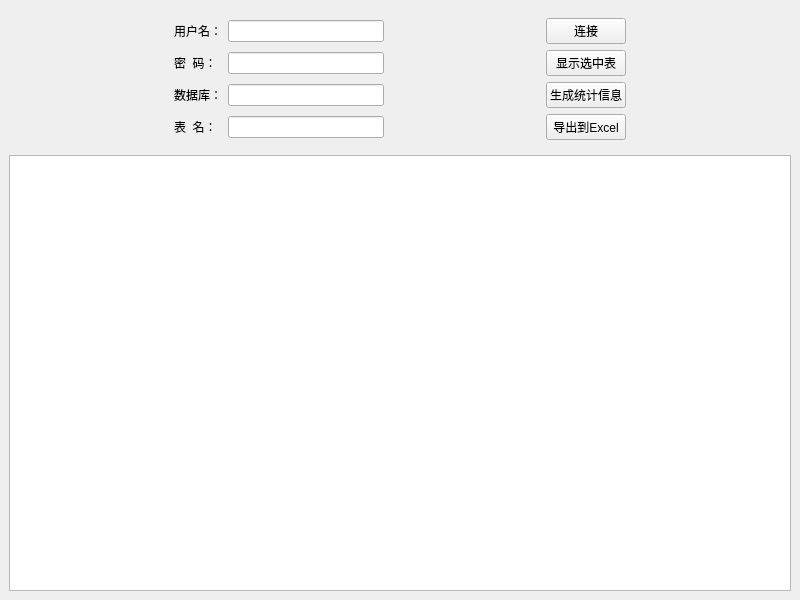
First picture: the form in TaiShi/mainwindow.ui, repository lyxiong0/xingyun-client, before the edit.
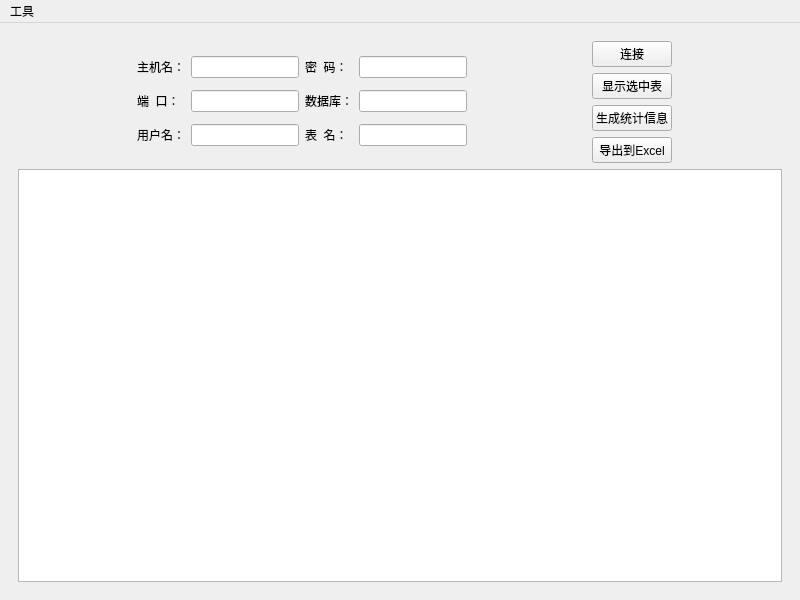
Second picture: the form after the edit.

Diff of the .ui file:
```diff
--- a/TaiShi/mainwindow.ui
+++ b/TaiShi/mainwindow.ui
@@ -14,139 +14,211 @@
    <string>态势平台桌面客户端</string>
   </property>
   <widget class="QWidget" name="centralwidget">
-   <layout class="QVBoxLayout" name="verticalLayout">
-    <item>
+   <layout class="QGridLayout" name="gridLayout_2">
+    <item row="0" column="0">
      <widget class="QWidget" name="widget" native="true">
-      <layout class="QGridLayout" name="gridLayout">
-       <item row="2" column="1">
-        <widget class="QLabel" name="label_4">
-         <property name="text">
-          <string>数据库：</string>
-         </property>
+      <layout class="QGridLayout" name="gridLayout_4">
+       <item row="0" column="1" rowspan="4">
+        <widget class="QWidget" name="widget_2" native="true">
+         <layout class="QGridLayout" name="gridLayout">
+          <item row="0" column="0">
+           <widget class="QLabel" name="label_5">
+            <property name="text">
+             <string>主机名：</string>
+            </property>
+           </widget>
+          </item>
+          <item row="0" column="1">
+           <widget class="QLineEdit" name="editHostName">
+            <property name="text">
+             <string/>
+            </property>
+            <property name="echoMode">
+             <enum>QLineEdit::Normal</enum>
+            </property>
+           </widget>
+          </item>
+          <item row="0" column="2">
+           <widget class="QLabel" name="label_2">
+            <property name="text">
+             <string>密  码：</string>
+            </property>
+           </widget>
+          </item>
+          <item row="0" column="3">
+           <widget class="QLineEdit" name="editPassword">
+            <property name="text">
+             <string/>
+            </property>
+            <property name="echoMode">
+             <enum>QLineEdit::Password</enum>
+            </property>
+           </widget>
+          </item>
+          <item row="1" column="0">
+           <widget class="QLabel" name="label_6">
+            <property name="text">
+             <string>端  口：</string>
+            </property>
+           </widget>
+          </item>
+          <item row="1" column="1">
+           <widget class="QLineEdit" name="editPort">
+            <property name="text">
+             <string/>
+            </property>
+            <property name="echoMode">
+             <enum>QLineEdit::Normal</enum>
+            </property>
+           </widget>
+          </item>
+          <item row="1" column="2">
+           <widget class="QLabel" name="label_4">
+            <property name="text">
+             <string>数据库：</string>
+            </property>
+           </widget>
+          </item>
+          <item row="1" column="3">
+           <widget class="QLineEdit" name="editDatabase"/>
+          </item>
+          <item row="2" column="0">
+           <widget class="QLabel" name="label">
+            <property name="text">
+             <string>用户名：</string>
+            </property>
+           </widget>
+          </item>
+          <item row="2" column="1">
+           <widget class="QLineEdit" name="editUser"/>
+          </item>
+          <item row="2" column="2">
+           <widget class="QLabel" name="label_3">
+            <property name="text">
+             <string>表  名：</string>
+            </property>
+           </widget>
+          </item>
+          <item row="2" column="3">
+           <widget class="QLineEdit" name="editTable">
+            <property name="text">
+             <string/>
+            </property>
+            <property name="echoMode">
+             <enum>QLineEdit::Normal</enum>
+            </property>
+           </widget>
+          </item>
+         </layout>
         </widget>
        </item>
-       <item row="1" column="2">
-        <widget class="QLineEdit" name="editPassword">
-         <property name="text">
-          <string/>
-         </property>
-         <property name="echoMode">
-          <enum>QLineEdit::Password</enum>
-         </property>
-        </widget>
-       </item>
-       <item row="3" column="1">
-        <widget class="QLabel" name="label_3">
-         <property name="text">
-          <string>表  名：</string>
-         </property>
-        </widget>
-       </item>
-       <item row="2" column="0">
-        <spacer name="horizontalSpacer_2">
-         <property name="orientation">
-          <enum>Qt::Horizontal</enum>
-         </property>
-         <property name="sizeHint" stdset="0">
-          <size>
-           <width>40</width>
-           <height>20</height>
-          </size>
-         </property>
-        </spacer>
-       </item>
-       <item row="0" column="1">
-        <widget class="QLabel" name="label">
-         <property name="text">
-          <string>用户名：</string>
-         </property>
-        </widget>
-       </item>
-       <item row="0" column="4">
+       <item row="0" column="3">
         <widget class="QPushButton" name="btnConnect">
          <property name="text">
           <string>连接</string>
          </property>
         </widget>
        </item>
-       <item row="1" column="4">
+       <item row="1" column="2">
+        <spacer name="horizontalSpacer">
+         <property name="orientation">
+          <enum>Qt::Horizontal</enum>
+         </property>
+         <property name="sizeHint" stdset="0">
+          <size>
+           <width>40</width>
+           <height>20</height>
+          </size>
+         </property>
+        </spacer>
+       </item>
+       <item row="1" column="3">
         <widget class="QPushButton" name="btnShow">
          <property name="text">
           <string>显示选中表</string>
          </property>
         </widget>
        </item>
-       <item row="2" column="2">
-        <widget class="QLineEdit" name="editDatabase"/>
+       <item row="1" column="4">
+        <spacer name="horizontalSpacer_3">
+         <property name="orientation">
+          <enum>Qt::Horizontal</enum>
+         </property>
+         <property name="sizeHint" stdset="0">
+          <size>
+           <width>40</width>
+           <height>20</height>
+          </size>
+         </property>
+        </spacer>
        </item>
-       <item row="0" column="2">
-        <widget class="QLineEdit" name="editUser"/>
+       <item row="2" column="0">
+        <spacer name="horizontalSpacer_2">
+         <property name="orientation">
+          <enum>Qt::Horizontal</enum>
+         </property>
+         <property name="sizeHint" stdset="0">
+          <size>
+           <width>40</width>
+           <height>20</height>
+          </size>
+         </property>
+        </spacer>
        </item>
-       <item row="2" column="4">
+       <item row="2" column="3">
         <widget class="QPushButton" name="btnAnalyze">
          <property name="text">
           <string>生成统计信息</string>
          </property>
         </widget>
        </item>
-       <item row="3" column="2">
-        <widget class="QLineEdit" name="editTable">
-         <property name="text">
-          <string/>
-         </property>
-         <property name="echoMode">
-          <enum>QLineEdit::Normal</enum>
-         </property>
-        </widget>
-       </item>
-       <item row="1" column="1">
-        <widget class="QLabel" name="label_2">
-         <property name="text">
-          <string>密  码：</string>
-         </property>
-        </widget>
-       </item>
-       <item row="1" column="3">
-        <spacer name="horizontalSpacer">
-         <property name="orientation">
-          <enum>Qt::Horizontal</enum>
-         </property>
-         <property name="sizeHint" stdset="0">
-          <size>
-           <width>40</width>
-           <height>20</height>
-          </size>
-         </property>
-        </spacer>
-       </item>
-       <item row="1" column="5">
-        <spacer name="horizontalSpacer_3">
-         <property name="orientation">
-          <enum>Qt::Horizontal</enum>
-         </property>
-         <property name="sizeHint" stdset="0">
-          <size>
-           <width>40</width>
-           <height>20</height>
-          </size>
-         </property>
-        </spacer>
-       </item>
-       <item row="3" column="4">
+       <item row="3" column="3">
         <widget class="QPushButton" name="btnOutExcel">
          <property name="text">
           <string>导出到Excel</string>
          </property>
         </widget>
        </item>
+       <item row="4" column="0" colspan="5">
+        <widget class="QTableView" name="tableView"/>
+       </item>
       </layout>
      </widget>
     </item>
-    <item>
-     <widget class="QTableView" name="tableView"/>
-    </item>
    </layout>
   </widget>
+  <widget class="QMenuBar" name="menuBar">
+   <property name="geometry">
+    <rect>
+     <x>0</x>
+     <y>0</y>
+     <width>800</width>
+     <height>21</height>
+    </rect>
+   </property>
+   <widget class="QMenu" name="menu">
+    <property name="title">
+     <string>工具</string>
+    </property>
+    <addaction name="actionadd"/>
+    <addaction name="separator"/>
+    <addaction name="actionqu"/>
+   </widget>
+   <addaction name="menu"/>
+  </widget>
+  <action name="actionadd">
+   <property name="text">
+    <string>添加水印</string>
+   </property>
+   <property name="iconText">
+    <string>水印</string>
+   </property>
+  </action>
+  <action name="actionqu">
+   <property name="text">
+    <string>取出水印</string>
+   </property>
+  </action>
  </widget>
  <resources/>
  <connections/>
```
